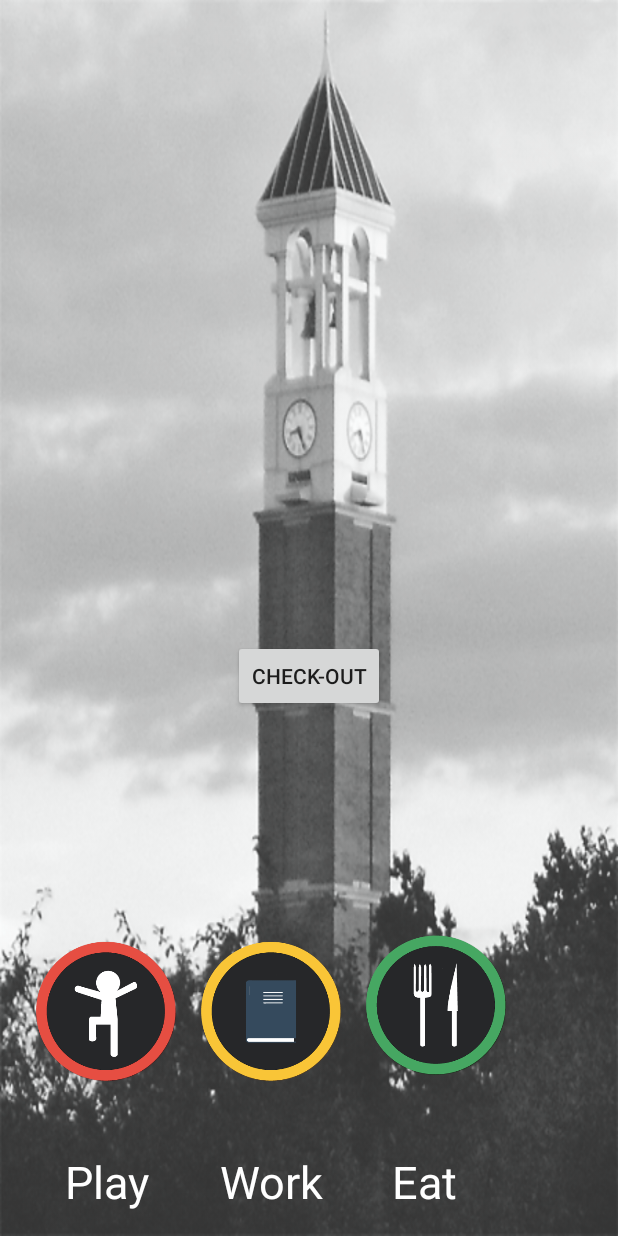
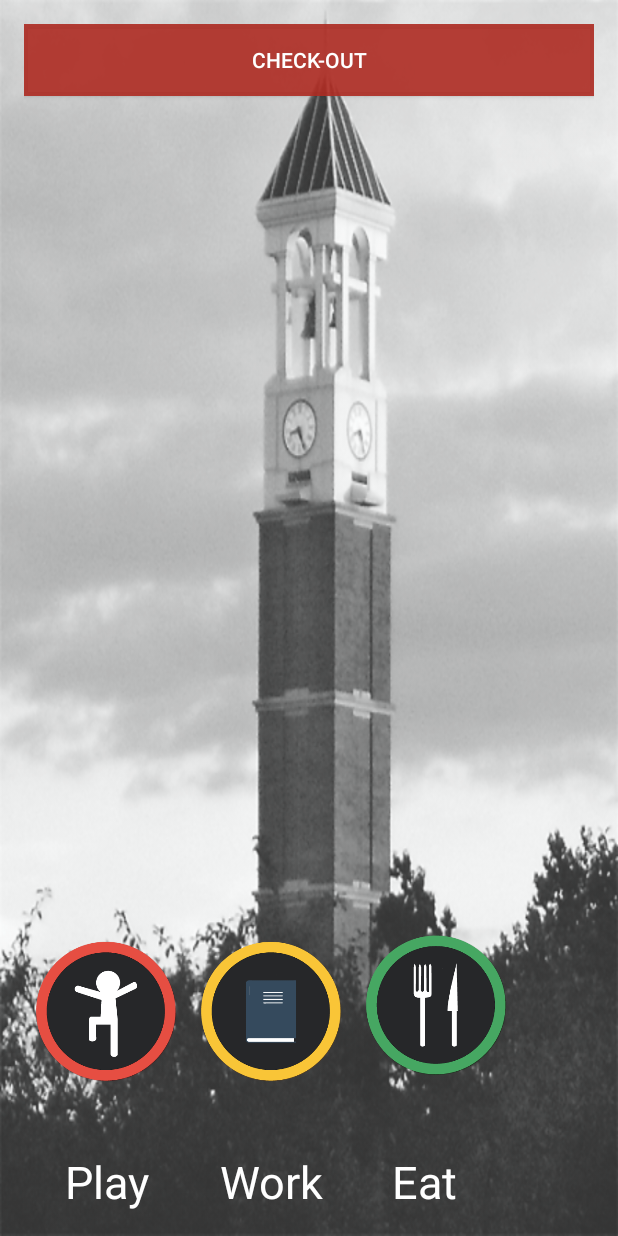
Before and after one commit to jrichwine/cs408-Testing, an Android app: the layout activity_home.xml on its own in the app's theme, with its tools: preview values and no code run, on a phone screen of 412 x 824 dp. Run offline under Robolectric (Android 15) with nearby library versions, the phone set to English and light mode, and no system bars.

Commit message:
Made the checkout button pretty

```diff
--- a/BoilerCheck/app/src/main/res/layout/activity_home.xml
+++ b/BoilerCheck/app/src/main/res/layout/activity_home.xml
@@ -19,15 +19,6 @@
         android:layout_centerVertical="true"
         android:layout_centerHorizontal="true" />
 
-    <Button
-        android:layout_width="wrap_content"
-        android:layout_height="wrap_content"
-        android:id="@+id/action_checkout"
-        android:layout_below="@id/textView_home"
-        android:layout_centerHorizontal="true"
-        android:onClick="attemptCheckout"
-        android:text="@string/action_checkout"/>
-
     <LinearLayout
         android:orientation="vertical"
         android:layout_width="match_parent"
@@ -41,7 +32,27 @@
             <!--android:onClick="attemptLogout"-->
             <!--android:text="@string/button_logout" />-->
 
-    <LinearLayout
+        <LinearLayout
+            android:layout_width="match_parent"
+            android:layout_height="wrap_content"
+            android:layout_weight="1">
+
+            <Button
+                android:layout_width="fill_parent"
+                android:layout_height="wrap_content"
+                android:id="@+id/action_checkout"
+                android:onClick="attemptCheckout"
+                android:text="@string/action_checkout"
+                android:layout_alignParentBottom="true"
+                android:layout_alignParentLeft="true"
+                android:layout_alignParentStart="true"
+                android:layout_gravity="center_horizontal"
+                android:textColor="#ffffff"
+                android:backgroundTint="#e6af2c23"
+                android:background="#871d1d" />
+        </LinearLayout>
+
+        <LinearLayout
         android:orientation="horizontal"
         android:layout_width="match_parent"
         android:layout_height="wrap_content">
@@ -114,5 +125,7 @@
                 android:gravity="center_horizontal"
                 android:textColor="#ffffff" />
         </LinearLayout>
+
     </LinearLayout>
+
 </RelativeLayout>
```
